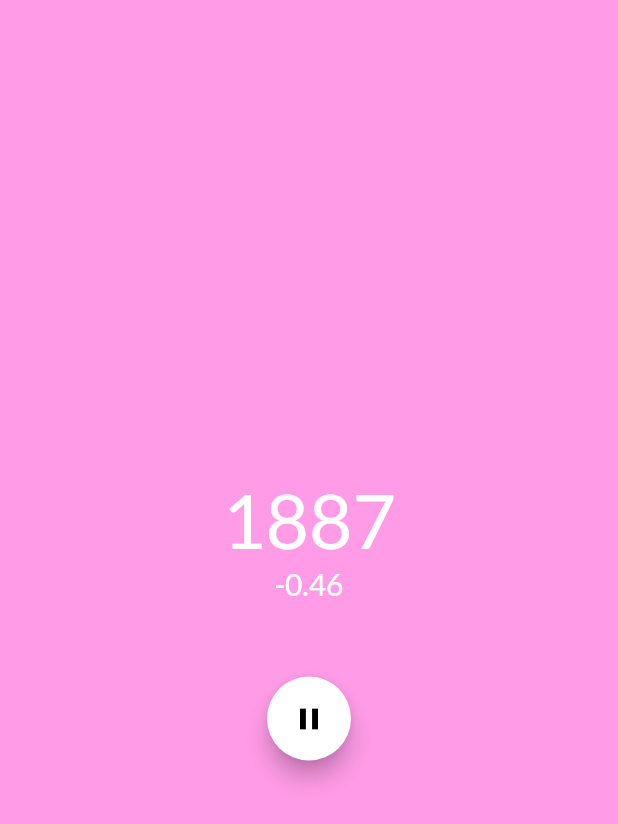
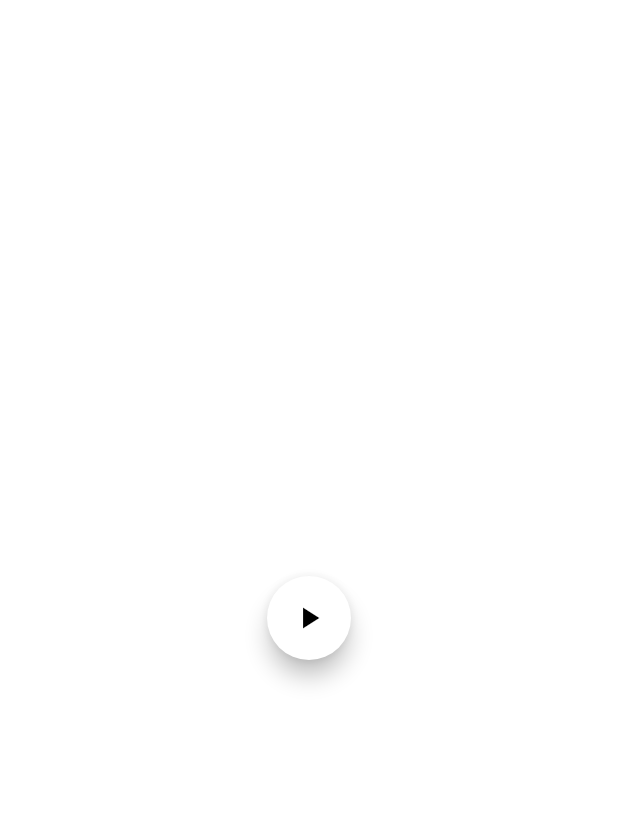
Before and after one commit to OKemmis/temperature-anomaly, a Flutter app: the screen it shows after launch, on a phone screen of 412 x 824 dp. Shown: the top 824 px of the screen. Run offline on Flutter 3.47's test engine with Material 2 defaults, Android fonts, the phone set to English and light mode, and no system bars; our stand-ins replace google_fonts.

Commit message:
Implemented home page

```diff
--- /dev/null
+++ b/lib/loop_page.dart
@@ -0,0 +1,112 @@
+import 'dart:async';
+import 'package:flutter/material.dart';
+import 'globals.dart' as globals;
+import 'package:google_fonts/google_fonts.dart';
+
+void main() {
+  runApp(
+    const MaterialApp(
+      home: LoopPage(),
+    ),
+  );
+}
+
+class LoopPage extends StatefulWidget {
+  const LoopPage({Key? key}) : super(key: key);
+
+  _LoopPageState createState() => _LoopPageState();
+}
+
+class _LoopPageState extends State<LoopPage> {
+  int alpha = 0;
+  int red = 0;
+  int green = 0;
+  int blue = 0;
+  int yearCounter = 0;
+  num tempAnomaly = globals.temperatureAnomaly[0];
+
+  @override
+  Widget build(BuildContext context) {
+    var year = globals.years[yearCounter].toString();
+    return MaterialApp(
+        home: Scaffold(
+          body: Center(
+              child: Column(
+            mainAxisAlignment: MainAxisAlignment.center,
+            children: [
+              // Year text
+              Text(
+                year,
+                style: GoogleFonts.lato(
+                  textStyle: const TextStyle(color: Colors.white, fontSize: 50),
+                ),
+              ),
+
+              // Temperature anomaly text
+              Text(
+                tempAnomaly.toString(),
+                style: GoogleFonts.lato(
+                  textStyle: const TextStyle(color: Colors.white, fontSize: 20),
+                ),
+              ),
+
+              // Sized Box for spacing
+              const SizedBox(
+                height: 50,
+              ),
+
+              // Floating action button to pause execution
+              FloatingActionButton(
+                onPressed: () {
+                  if (timer.isActive) {
+                    dispose();
+                  } else {
+                    createTimer();
+                  }
+                },
+                child: const Icon(
+                  Icons.stop,
+                  color: Colors.black,
+                ),
+                backgroundColor: Colors.white,
+              ),
+            ],
+          )),
+        ),
+        theme: ThemeData(
+          canvasColor: Color.fromARGB(alpha, red, green, blue),
+        ));
+  }
+
+  late Timer timer;
+
+  @override
+  void initState() {
+    super.initState();
+    createTimer();
+  }
+
+  // Create a new periodic timer
+  void createTimer() {
+    timer = Timer.periodic(const Duration(seconds: 1), (Timer timer) {
+      setState(() {
+        yearCounter++;
+        tempAnomaly = globals.temperatureAnomaly[yearCounter];
+        setColours();
+      });
+    });
+  }
+
+  // Helper function to set colour values for background
+  void setColours() {
+    alpha = 100;
+    red = (0xff * 1 - ((tempAnomaly + 0.63) / 1.89)).toInt();
+    green = 0;
+    blue = (0xff * tempAnomaly + 0.63) ~/ 1.89;
+  }
+
+  @override
+  void dispose() {
+    timer.cancel();
+  }
+}
--- a/lib/main.dart
+++ b/lib/main.dart
@@ -1,111 +1,44 @@
-import 'dart:async';
 import 'package:flutter/material.dart';
 import 'globals.dart' as globals;
 import 'package:google_fonts/google_fonts.dart';
+import 'package:temperature_anomaly/loop_page.dart';
 
 void main() {
   runApp(
     const MaterialApp(
-      home: MyApp(),
+      home: MainPage(),
     ),
   );
 }
 
-class MyApp extends StatefulWidget {
-  const MyApp({Key? key}) : super(key: key);
+class MainPage extends StatefulWidget {
+  const MainPage({Key? key}) : super(key: key);
 
-  _MyAppState createState() => _MyAppState();
+  _MainPageState createState() => _MainPageState();
 }
 
-class _MyAppState extends State<MyApp> {
-  int alpha = 0;
-  int red = 0;
-  int green = 0;
-  int blue = 0;
-  int yearCounter = 0;
-  num tempAnomaly = globals.temperatureAnomaly[0];
-
+class _MainPageState extends State<MainPage> {
   @override
   Widget build(BuildContext context) {
-    var year = globals.years[yearCounter].toString();
     return MaterialApp(
-        home: Scaffold(
-          body: Center(
-              child: Column(
-            mainAxisAlignment: MainAxisAlignment.center,
-            children: [
-              // Year text
-              Text(
-                year,
-                style: GoogleFonts.lato(
-                  textStyle: const TextStyle(color: Colors.white, fontSize: 50),
-                ),
-              ),
-
-              // Temperature anomaly text
-              Text(
-                tempAnomaly.toString(),
-                style: GoogleFonts.lato(
-                  textStyle: const TextStyle(color: Colors.white, fontSize: 20),
-                ),
-              ),
-
-              // Sized Box for spacing
-              const SizedBox(
-                height: 50,
-              ),
-
-              FloatingActionButton(
-                onPressed: () {
-                  if (timer.isActive) {
-                    dispose();
-                  } else {
-                    createTimer();
-                  }
-                },
-                child: const Icon(
-                  Icons.pause,
-                  color: Colors.black,
-                ),
-                backgroundColor: Colors.white,
-              ),
-            ],
-          )),
-        ),
-        theme: ThemeData(
-          canvasColor: Color.fromARGB(alpha, red, green, blue),
-        ));
-  }
-
-  late Timer timer;
-
-  @override
-  void initState() {
-    super.initState();
-    createTimer();
-  }
-
-  // Create a new periodic timer
-  void createTimer() {
-    timer = Timer.periodic(const Duration(seconds: 1), (Timer timer) {
-      setState(() {
-        yearCounter++;
-        tempAnomaly = globals.temperatureAnomaly[yearCounter];
-        setColours();
-      });
-    });
-  }
-
-  // Helper function to set colour values for background
-  void setColours() {
-    alpha = 100;
-    red = (0xff * 1 - ((tempAnomaly + 0.63) / 1.89)).toInt();
-    green = 0;
-    blue = (0xff * tempAnomaly + 0.63) ~/ 1.89;
-  }
-
-  @override
-  void dispose() {
-    timer.cancel();
+      home: Scaffold(
+        body: Center(
+            child:
+                Column(mainAxisAlignment: MainAxisAlignment.center, children: [
+          FloatingActionButton(
+            onPressed: () {
+              Navigator.push(context,
+                  MaterialPageRoute(builder: (context) => const LoopPage()));
+            },
+            backgroundColor: Colors.white,
+            child: const Icon(
+              Icons.play_arrow,
+              color: Colors.black,
+            ),
+          ),
+        ])),
+      ),
+      theme: ThemeData(canvasColor: Colors.white),
+    );
   }
 }
```
Also changed, not shown: 1 other file.
